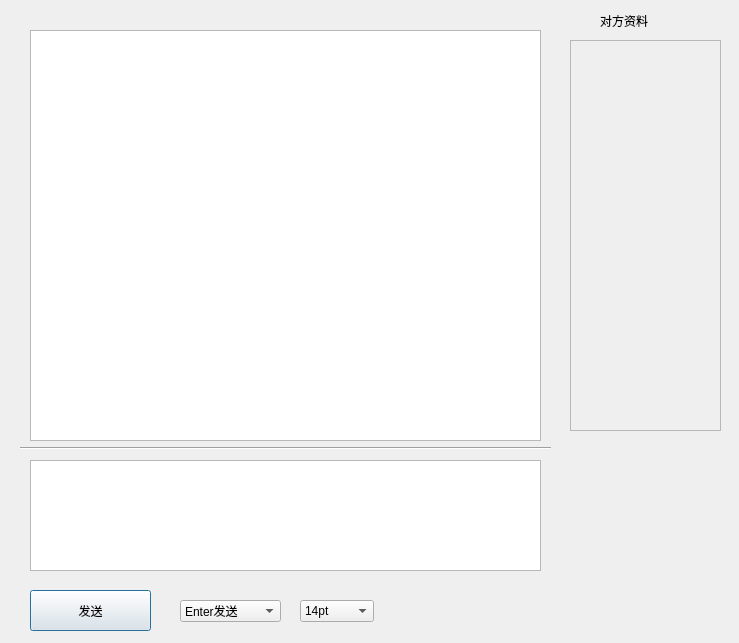
First picture: the form in single_chat_window.ui, repository mrbian/CS-Wuliao, before the edit.
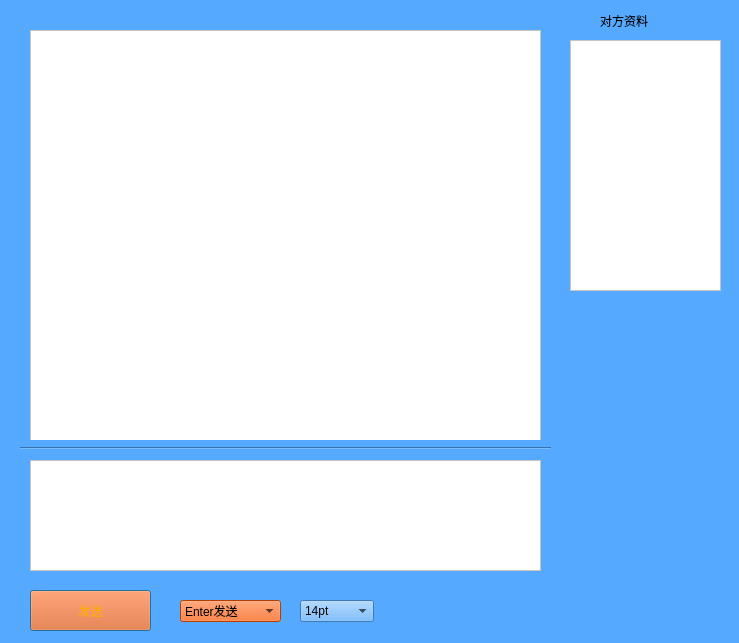
Second picture: the form after the edit.

```diff
--- a/single_chat_window.ui
+++ b/single_chat_window.ui
@@ -11,7 +11,10 @@
    </rect>
   </property>
   <property name="windowTitle">
-   <string>Dialog</string>
+   <string>单人聊天</string>
+  </property>
+  <property name="styleSheet">
+   <string notr="true">background-color: rgb(85, 170, 255);</string>
   </property>
   <widget class="QListWidget" name="listWidget">
    <property name="geometry">
@@ -22,6 +25,9 @@
      <height>411</height>
     </rect>
    </property>
+   <property name="styleSheet">
+    <string notr="true">background-color: rgb(255, 255, 255);</string>
+   </property>
   </widget>
   <widget class="QTextEdit" name="textEdit">
    <property name="geometry">
@@ -32,6 +38,9 @@
      <height>111</height>
     </rect>
    </property>
+   <property name="styleSheet">
+    <string notr="true">background-color: rgb(255, 255, 255);</string>
+   </property>
   </widget>
   <widget class="QPushButton" name="pushButton">
    <property name="geometry">
@@ -42,6 +51,10 @@
      <height>41</height>
     </rect>
    </property>
+   <property name="styleSheet">
+    <string notr="true">background-color: rgb(255, 85, 0);
+color: rgb(255, 170, 0);</string>
+   </property>
    <property name="text">
     <string>发送</string>
    </property>
@@ -68,6 +81,9 @@
      <height>22</height>
     </rect>
    </property>
+   <property name="styleSheet">
+    <string notr="true">background-color: rgb(255, 85, 0);</string>
+   </property>
    <item>
     <property name="text">
      <string>Enter发送</string>
@@ -84,7 +100,7 @@
     <rect>
      <x>600</x>
      <y>0</y>
-     <width>81</width>
+     <width>121</width>
      <height>41</height>
     </rect>
    </property>
@@ -120,18 +136,18 @@
     </property>
    </item>
   </widget>
-  <widget class="QTextEdit" name="textEdit_2">
-   <property name="enabled">
-    <bool>false</bool>
-   </property>
+  <widget class="QListWidget" name="listWidget_2">
    <property name="geometry">
     <rect>
      <x>570</x>
      <y>40</y>
      <width>151</width>
-     <height>391</height>
+     <height>251</height>
     </rect>
    </property>
+   <property name="styleSheet">
+    <string notr="true">background-color: rgb(255, 255, 255);</string>
+   </property>
   </widget>
  </widget>
  <resources/>
```
